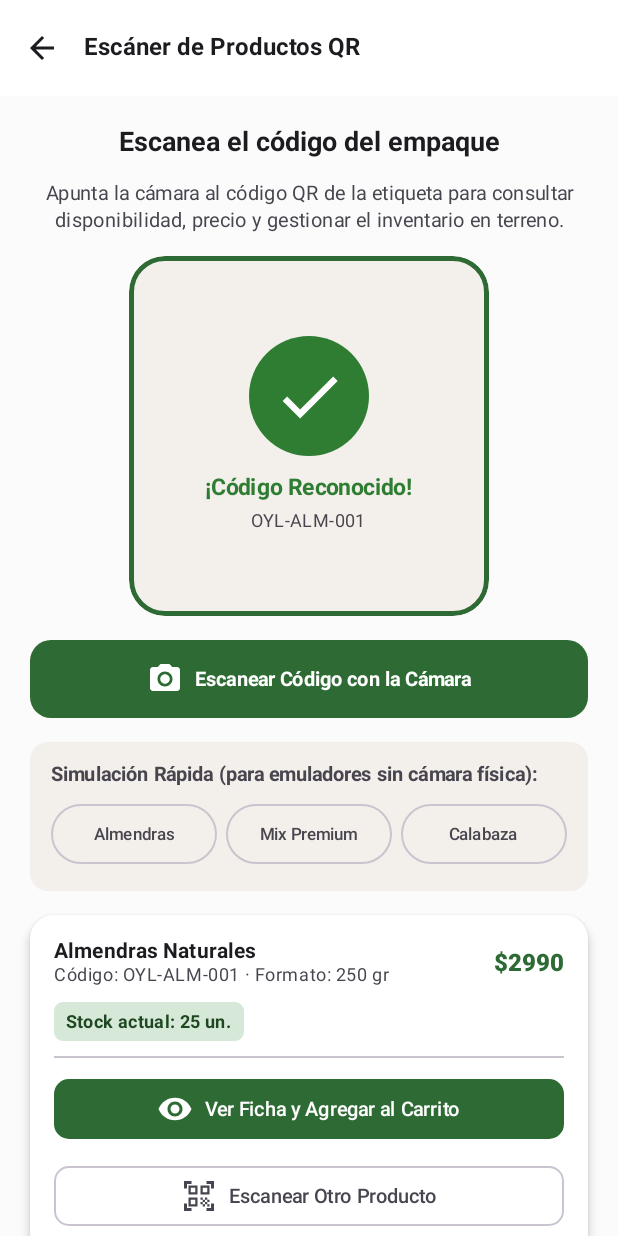
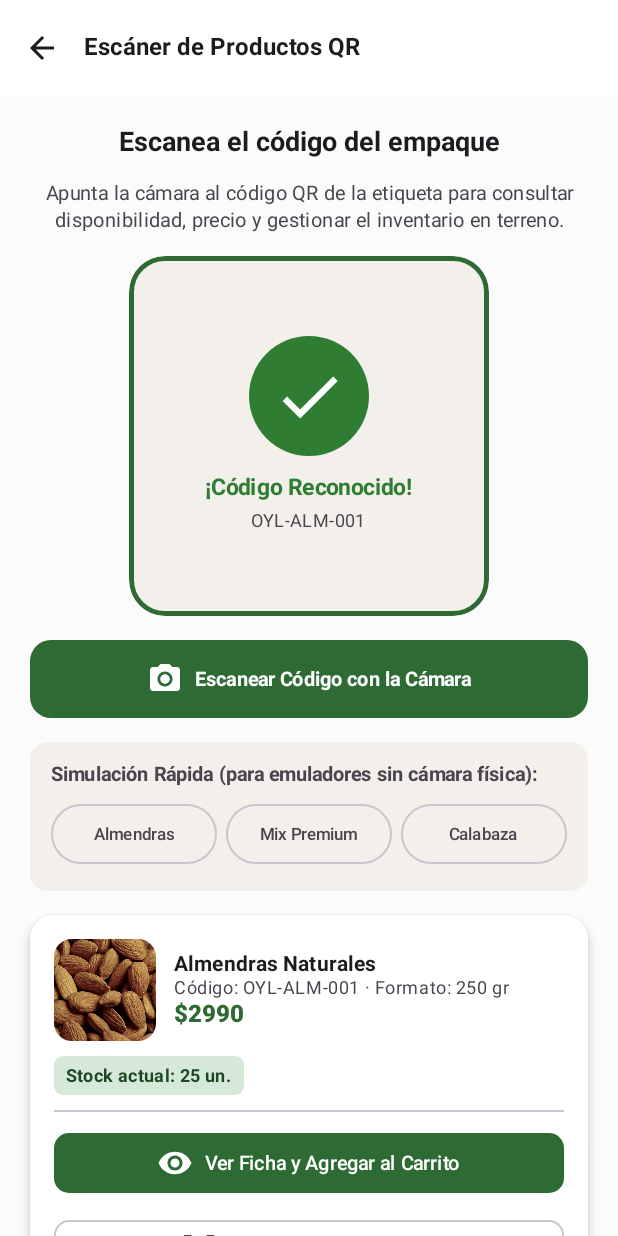
Before and after one commit to Luke17max/Proyecto_FrutosSecos, an Android app built with Jetpack Compose: the composable EscanearQrScreen shown on its own in the app's theme, after a tap on "Almendras", on a phone screen of 412 x 824 dp. Run offline under Robolectric (Android 15) with nearby library versions, the phone set to English and light mode, and no system bars; libraries missing offline, so code that uses them is left out: com.google.mlkit.vision.

Commit message:
Imágenes añadidas a los productos

```diff
--- a/app/src/main/java/cl/oylfrutossecos/app/ui/components/ComponentesComunes.kt
+++ b/app/src/main/java/cl/oylfrutossecos/app/ui/components/ComponentesComunes.kt
@@ -252,11 +252,19 @@ fun ImagenProducto(
         if (!imagenUri.isNullOrBlank()) {
             withContext(Dispatchers.IO) {
                 try {
+                    // 1. Intentar resolver como recurso drawable empaquetado (ej: "prod_almendras_naturales")
+                    val resId = context.resources.getIdentifier(imagenUri, "drawable", context.packageName)
+                    if (resId != 0) {
+                        bitmapState = BitmapFactory.decodeResource(context.resources, resId)
+                        return@withContext
+                    }
+
+                    // 2. Si no es un drawable por nombre, resolver como URI (content, file, android.resource o ruta de archivo)
                     val uri = Uri.parse(imagenUri)
                     var inputStream: InputStream? = null
                     var rutaArchivo: String? = null
 
-                    if (uri.scheme == "content") {
+                    if (uri.scheme == "content" || uri.scheme == "android.resource") {
                         inputStream = context.contentResolver.openInputStream(uri)
                     } else {
                         val path = uri.path ?: imagenUri
--- a/app/src/main/java/cl/oylfrutossecos/app/ui/screens/EscanearQrScreen.kt
+++ b/app/src/main/java/cl/oylfrutossecos/app/ui/screens/EscanearQrScreen.kt
@@ -20,6 +20,7 @@ import androidx.compose.ui.Alignment
 import androidx.compose.ui.Modifier
 import androidx.compose.ui.draw.clip
 import androidx.compose.ui.graphics.Color
+import androidx.compose.ui.layout.ContentScale
 import androidx.compose.ui.platform.LocalContext
 import androidx.compose.ui.text.font.FontWeight
 import androidx.compose.ui.text.style.TextAlign
@@ -28,6 +29,7 @@ import androidx.compose.ui.unit.sp
 import cl.oylfrutossecos.app.domain.model.Producto
 import cl.oylfrutossecos.app.domain.model.Rol
 import cl.oylfrutossecos.app.ui.components.AlertaStockBajoBadge
+import cl.oylfrutossecos.app.ui.components.ImagenProducto
 import cl.oylfrutossecos.app.ui.theme.*
 import cl.oylfrutossecos.app.ui.viewmodels.InventarioViewModel
 import cl.oylfrutossecos.app.ui.viewmodels.ProductosViewModel
@@ -300,14 +302,31 @@ fun EscanearQrScreen(
                     ) {
                         Row(
                             verticalAlignment = Alignment.CenterVertically,
-                            horizontalArrangement = Arrangement.SpaceBetween,
+                            horizontalArrangement = Arrangement.spacedBy(12.dp),
                             modifier = Modifier.fillMaxWidth()
                         ) {
-                            Column {
+                            Box(
+                                modifier = Modifier
+                                    .size(68.dp)
+                                    .clip(RoundedCornerShape(12.dp))
+                                    .background(SuperficieVariante),
+                                contentAlignment = Alignment.Center
+                            ) {
+                                ImagenProducto(
+                                    imagenUri = prod.imagenUri,
+                                    modifier = Modifier.fillMaxSize(),
+                                    contentScale = ContentScale.Crop,
+                                    iconoPorDefecto = Icons.Default.Eco,
+                                    colorIconoPorDefecto = VerdeOlivaPrincipal,
+                                    tamanoIconoPorDefecto = 32.dp
+                                )
+                            }
+
+                            Column(modifier = Modifier.weight(1f)) {
                                 Text(text = prod.nombre, style = MaterialTheme.typography.titleMedium, fontWeight = FontWeight.Bold)
                                 Text(text = "Código: ${prod.codigoQr} · Formato: ${prod.formato}", style = MaterialTheme.typography.bodySmall, color = TextoSecundario)
+                                Text(text = "$${prod.precio}", style = MaterialTheme.typography.titleLarge, fontWeight = FontWeight.ExtraBold, color = VerdeOlivaPrincipal)
                             }
-                            Text(text = "$${prod.precio}", style = MaterialTheme.typography.titleLarge, fontWeight = FontWeight.ExtraBold, color = VerdeOlivaPrincipal)
                         }
 
                         Row(
```
Also changed, not shown: app/src/main/java/cl/oylfrutossecos/app/data/local/OylDbHelper.kt (+16 -8 lines), app/src/main/res/drawable/prod_almendras_naturales.jpg (added), app/src/main/res/drawable/prod_cranberries.jpg (added), app/src/main/res/drawable/prod_mix_premium.webp (added), app/src/main/res/drawable/prod_nueces_mariposa.jpg (added), app/src/main/res/drawable/prod_pasas_corinto.jpg (added), app/src/main/res/drawable/prod_semillas_calabaza.jpg (added), app/src/main/res/drawable/prod_semillas_chia.jpg (added).
